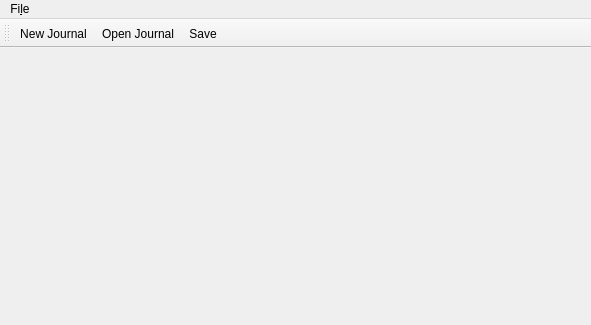
Before: the Qt Designer form src/ui/KournalWindow.ui in Kournal/Kournal, drawn with Qt 5.
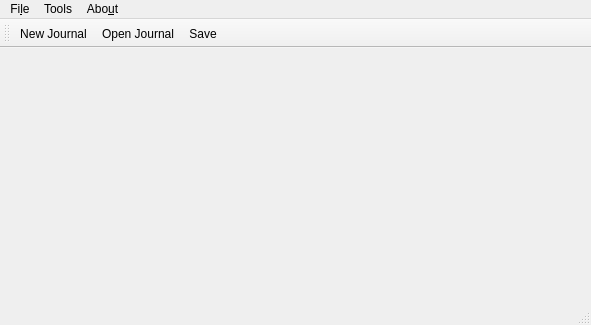
After: the same form once the commit is applied. Icons and pictures are not drawn.

```diff
--- a/src/ui/KournalWindow.ui
+++ b/src/ui/KournalWindow.ui
@@ -64,8 +64,23 @@
     <addaction name="separator"/>
     <addaction name="actionClose"/>
    </widget>
+   <widget class="QMenu" name="menuTools">
+    <property name="title">
+     <string>Tools</string>
+    </property>
+    <addaction name="actionOptions"/>
+   </widget>
+   <widget class="QMenu" name="menuAbout">
+    <property name="title">
+     <string>Abo&amp;ut</string>
+    </property>
+    <addaction name="actionAboutQt"/>
+   </widget>
    <addaction name="menuFile"/>
+   <addaction name="menuTools"/>
+   <addaction name="menuAbout"/>
   </widget>
+  <widget class="QStatusBar" name="statusBar"/>
   <action name="actionNewJournal">
    <property name="icon">
     <iconset theme="document-new">
```
Left out of the diff: 28 changed lines with no effect on the pictures.
